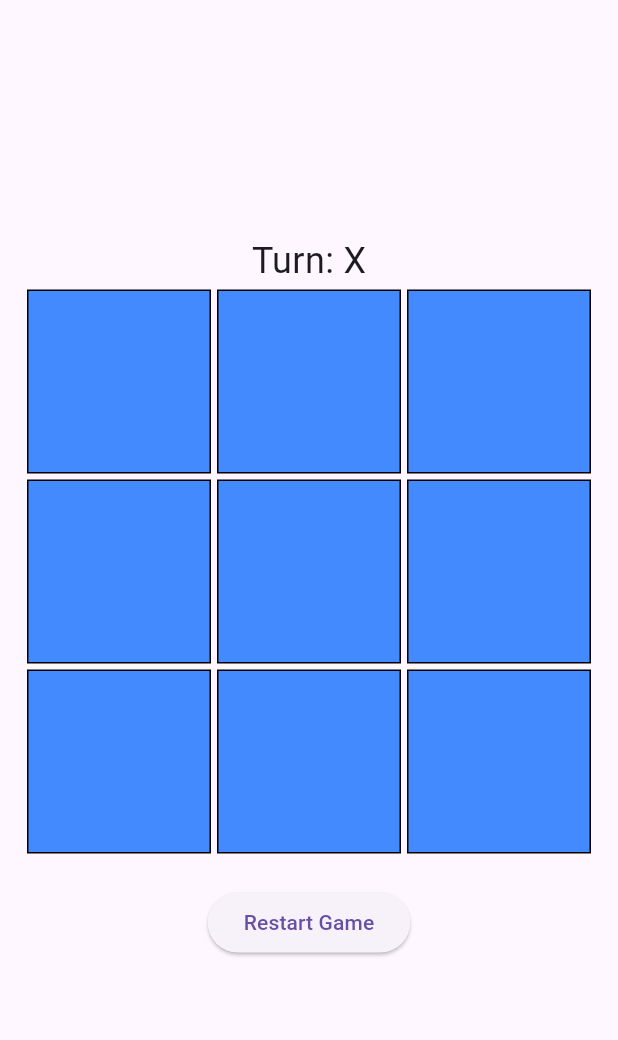
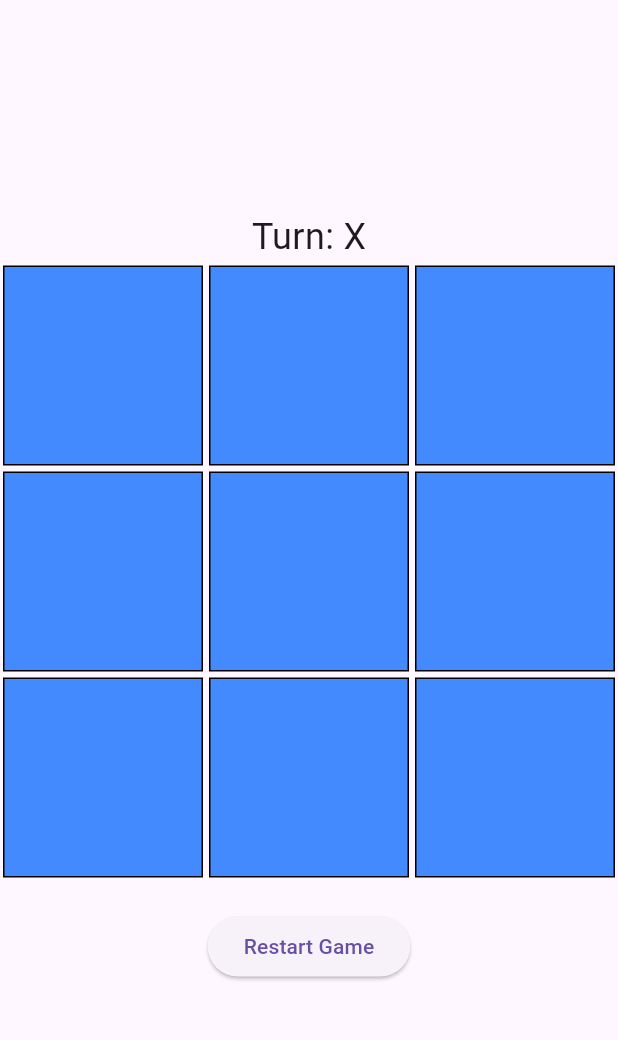
Before and after one commit to KarasShenouda/X_O-Game-Flutter, a Flutter app: the screen it shows after launch, on a phone screen of 412 x 824 dp, the part 63-1103 px from its top. Run offline on Flutter 3.47's test engine with Material 3 defaults, Android fonts, the phone set to English and light mode, and no system bars.

Commit message:
first commit

```diff
--- a/lib/main.dart
+++ b/lib/main.dart
@@ -8,7 +8,6 @@ class MyApp extends StatelessWidget {
   @override
   Widget build(BuildContext context) {
     return MaterialApp(
-      debugShowCheckedModeBanner: false,
       title: 'Flutter XO Game',
       theme: ThemeData(
         primarySwatch: Colors.blue,
@@ -90,9 +89,7 @@ class _XOGameState extends State<XOGame> {
                     : 'Winner: $_winner',
             style: TextStyle(fontSize: 24),
           ),
-          Padding(
-            padding: const EdgeInsets.symmetric(horizontal: 16.0),
-            child: GridView.builder(
+          GridView.builder(
             shrinkWrap: true,
             gridDelegate: SliverGridDelegateWithFixedCrossAxisCount(
               crossAxisCount: 3,
@@ -102,11 +99,11 @@ class _XOGameState extends State<XOGame> {
               return GestureDetector(
                 onTap: () => _handleTap(index),
                 child: Container(
-                    margin: EdgeInsets.all(2.0),
-                    padding: EdgeInsets.all(4.0),
+                  margin: EdgeInsets.all(2.0), // تقليل الهوامش
+                  padding: EdgeInsets.all(4.0), // تقليل البادينج
                   constraints: BoxConstraints(
-                      minWidth: 40.0,
-                      minHeight: 40.0,
+                    minWidth: 60.0, // تحديد عرض ثابت
+                    minHeight: 60.0, // تحديد ارتفاع ثابت
                   ),
                   decoration: BoxDecoration(
                     border: Border.all(color: Colors.black),
@@ -115,13 +112,13 @@ class _XOGameState extends State<XOGame> {
                   child: Center(
                     child: Text(
                       _board[index],
-                        style: TextStyle(fontSize: 24, color: Colors.white),
+                      style: TextStyle(
+                          fontSize: 36, color: Colors.white), // تصغير النص
                     ),
                   ),
                 ),
               );
             },
-            ),
           ),
           SizedBox(height: 20),
           ElevatedButton(
```
Lines whose indentation alone changed are shown as unchanged.
